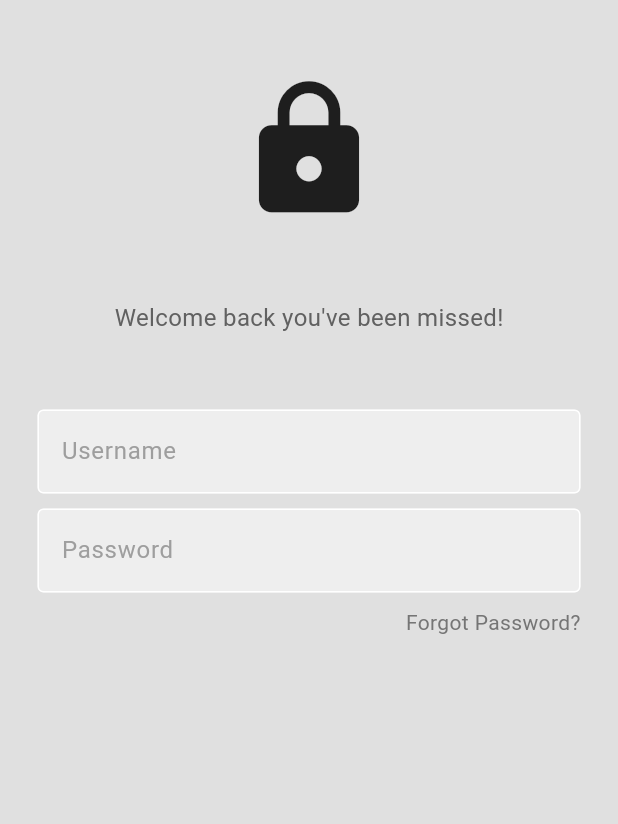
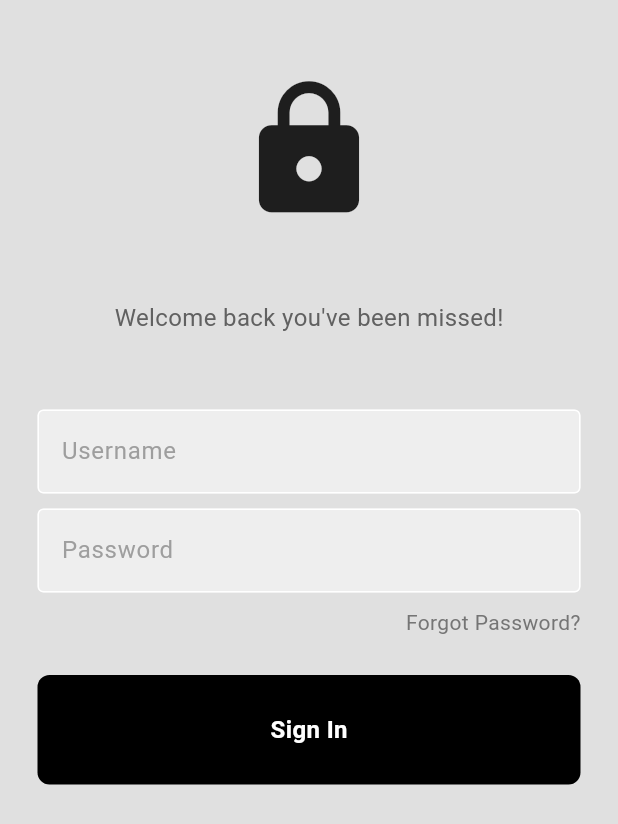
Before and after one commit to minhtetnaing117/authentication, a Flutter app: the screen it shows after launch, on a phone screen of 412 x 824 dp. Shown: the top 824 px of the screen. Run offline on Flutter 3.47's test engine with Material 3 defaults, Android fonts, the phone set to English and light mode, and no system bars.

Commit message:
button and ui initial commit

```diff
--- /dev/null
+++ b/lib/components/my_button.dart
@@ -0,0 +1,36 @@
+import 'package:flutter/material.dart';
+
+class MyButton extends StatelessWidget {
+
+  final Function()? onTap;
+
+  const MyButton({
+    super.key,
+    required this.onTap,
+  });
+
+  @override
+  Widget build(BuildContext context) {
+    return GestureDetector(
+      onTap: onTap,
+      child: Container(
+        padding: const EdgeInsets.all(25),
+        margin: const EdgeInsets.symmetric(horizontal: 25),
+        decoration: BoxDecoration(
+            color: Colors.black,
+          borderRadius: BorderRadius.circular(8),
+        ),
+        child: const Center(
+            child: Text(
+              "Sign In",
+              style: TextStyle(
+                  color: Colors.white,
+                fontWeight: FontWeight.bold,
+                fontSize: 16,
+              ),
+            ),
+        ),
+      ),
+    );
+  }
+}
--- a/lib/pages/login_page.dart
+++ b/lib/pages/login_page.dart
@@ -1,3 +1,4 @@
+import 'package:authentication/components/my_button.dart';
 import 'package:authentication/components/my_textfield.dart';
 import 'package:flutter/material.dart';
 
@@ -11,6 +12,9 @@ class LoginPage extends StatelessWidget {
   // text editing controllers
   final usernameController = TextEditingController();
   final passwordController = TextEditingController();
+
+  // sign user in method
+  void signUserIn() {}
 
   @override
   Widget build(BuildContext context) {
@@ -78,6 +82,11 @@ class LoginPage extends StatelessWidget {
               const SizedBox(height: 25),
 
               //sign in
+              MyButton(
+                onTap: signUserIn,
+              ),
+
+              const SizedBox(height: 50),
 
               // or continue
 
```
